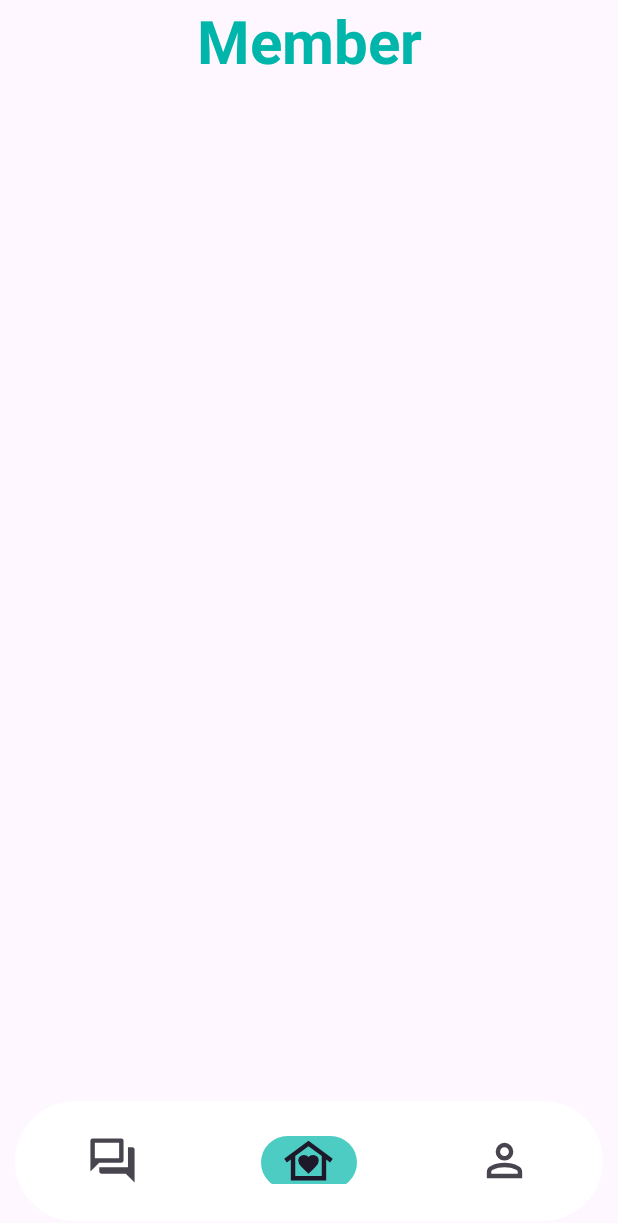
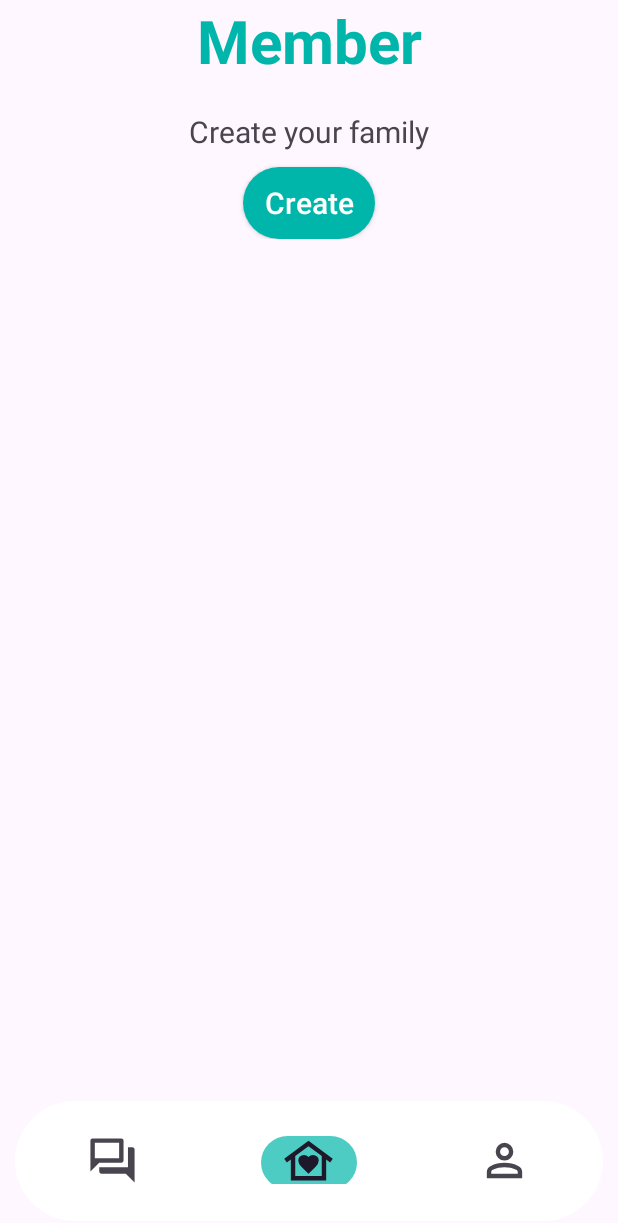
Before and after one commit to qcx330/FamilyChat, an Android app: the screen it shows after launch once a user with an empty profile is signed in (MainActivity), item 2 of the bottom bar chosen, on a phone screen of 412 x 824 dp. Shown: the top 1223 px of the screen. Run offline under Robolectric (Android 15) with nearby library versions, the phone set to English and light mode, and no system bars; our stand-ins replace Firebase (no records; nobody signed in at launch, a user with empty details on screens opened directly); 1 statement that could not run was skipped.

Commit message:
add user

```diff
--- a/app/build.gradle.kts
+++ b/app/build.gradle.kts
@@ -41,6 +41,7 @@ android {
 }
 
 dependencies {
+    implementation ("com.squareup.picasso:picasso:2.71828")
     implementation ("com.hbb20:ccp:2.5.0")
     implementation(platform("com.google.firebase:firebase-bom:32.4.0"))
     implementation("com.google.firebase:firebase-auth:22.2.0")
--- a/app/src/main/java/com/example/familychat/adapter/UserAdapter.kt
+++ b/app/src/main/java/com/example/familychat/adapter/UserAdapter.kt
@@ -8,6 +8,7 @@ import android.widget.TextView
 import androidx.recyclerview.widget.RecyclerView
 import com.example.familychat.R
 import com.example.familychat.model.User
+import com.squareup.picasso.Picasso
 
 class UserAdapter() : RecyclerView.Adapter<UserAdapter.UserViewHolder>() {
     private var userList: List<User> = emptyList()
@@ -16,8 +17,8 @@ class UserAdapter() : RecyclerView.Adapter<UserAdapter.UserViewHolder>() {
         val imgAvatar = itemView.findViewById<ImageView>(R.id.imgAvatar)
         fun bind (user: User){
             tvName.text = user.name
-            if (user.avatar != null)
-                imgAvatar.setImageResource(user.avatar)
+            if (user.avatar != "")
+                Picasso.get().load(user.avatar).into(imgAvatar)
         }
 
     }
--- a/app/src/main/java/com/example/familychat/model/User.kt
+++ b/app/src/main/java/com/example/familychat/model/User.kt
@@ -2,5 +2,6 @@ package com.example.familychat.model
 
 class User( val name: String,
             val email: String,
-            val avatar:Int? = null) {
+            val avatar:String? = "",
+            val familyId :String? ="") {
 }
--- a/app/src/main/java/com/example/familychat/view/FamilyFragment.kt
+++ b/app/src/main/java/com/example/familychat/view/FamilyFragment.kt
@@ -6,9 +6,9 @@ import androidx.fragment.app.Fragment
 import android.view.LayoutInflater
 import android.view.View
 import android.view.ViewGroup
+import androidx.appcompat.widget.AppCompatButton
 import com.example.familychat.R
-import com.example.familychat.viewmodel.FamilyViewModel
-import com.google.android.material.floatingactionbutton.FloatingActionButton
+import com.example.familychat.viewmodel.UserViewModel
 
 class FamilyFragment : Fragment() {
 
@@ -16,19 +16,31 @@ class FamilyFragment : Fragment() {
         fun newInstance() = FamilyFragment()
     }
 
-    private lateinit var viewModel: FamilyViewModel
+    private lateinit var viewModel: UserViewModel
+    private lateinit var btnCreate : AppCompatButton
+    private lateinit var btnAdd : AppCompatButton
     override fun onCreateView(
         inflater: LayoutInflater, container: ViewGroup?,
         savedInstanceState: Bundle?
     ): View? {
+        viewModel = ViewModelProvider(this).get(UserViewModel::class.java)
         val view = inflater.inflate(R.layout.fragment_family, container, false)
+        btnCreate = view.findViewById(R.id.btnCreate)
+        btnAdd = view.findViewById(R.id.btnAdd)
+        if (viewModel.getUserList().value == null)
+        {
+            btnCreate.visibility = View.GONE
+        }
+        else btnAdd.visibility = View.GONE
+        return view
 
-        return view
+        btnCreate.setOnClickListener(){
+            viewModel.createFamily()
+        }
     }
 
     override fun onActivityCreated(savedInstanceState: Bundle?) {
         super.onActivityCreated(savedInstanceState)
-        viewModel = ViewModelProvider(this).get(FamilyViewModel::class.java)
         // TODO: Use the ViewModel
     }
 
--- a/app/src/main/java/com/example/familychat/viewmodel/FamilyViewModel.kt
+++ /dev/null
@@ -1,7 +0,0 @@
-package com.example.familychat.viewmodel
-
-import androidx.lifecycle.ViewModel
-
-class FamilyViewModel : ViewModel() {
-    // TODO: Implement the ViewModel
-}
--- a/app/src/main/res/layout/fragment_family.xml
+++ b/app/src/main/res/layout/fragment_family.xml
@@ -18,5 +18,41 @@
         android:layout_marginTop="10dp"
         android:id="@+id/listMember"
         android:layout_width="match_parent"
-        android:layout_height="match_parent"/>
+        android:layout_height="wrap_content"/>
+    <LinearLayout
+        android:layout_width="match_parent"
+        android:layout_height="wrap_content"
+        android:orientation="vertical"
+        android:gravity="center">
+        <TextView
+            android:layout_marginTop="10dp"
+            android:textSize="20sp"
+            android:text="Create your family"
+            android:layout_width="wrap_content"
+            android:layout_height="wrap_content"/>
+        <androidx.appcompat.widget.AppCompatButton
+            android:layout_marginTop="10dp"
+            android:id="@+id/btnCreate"
+            android:text="Create"
+            android:padding="10dp"
+            android:textSize="20sp"
+            android:textColor="@color/white"
+            android:background="@drawable/button_rounded"
+            android:textAllCaps="false"
+            android:layout_width="wrap_content"
+            android:layout_height="wrap_content"/>
+    </LinearLayout>
+    <androidx.appcompat.widget.AppCompatButton
+        android:id="@+id/btnAdd"
+        android:layout_width="wrap_content"
+        android:layout_height="wrap_content"
+        android:text="Add member"
+        android:textSize="20sp"
+        android:padding="10dp"
+        android:textAllCaps="false"
+        android:textColor="@color/white"
+        android:background="@drawable/button_rounded"
+        android:layout_marginTop="10dp"
+        android:layout_gravity="center" />
+
 </LinearLayout>
```
Also changed, not shown: app/src/main/java/com/example/familychat/viewmodel/UserViewModel.kt (+55 -19 lines).
